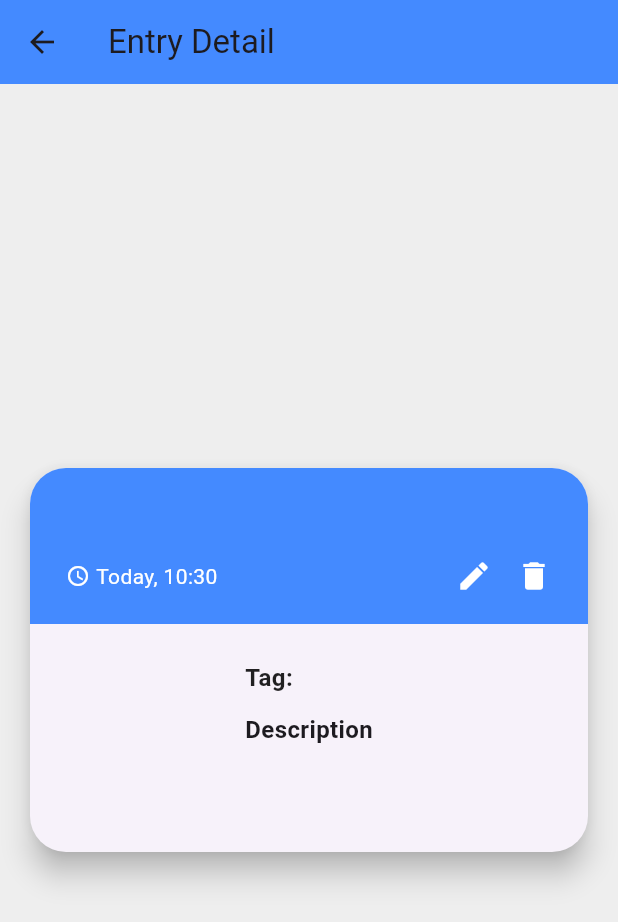
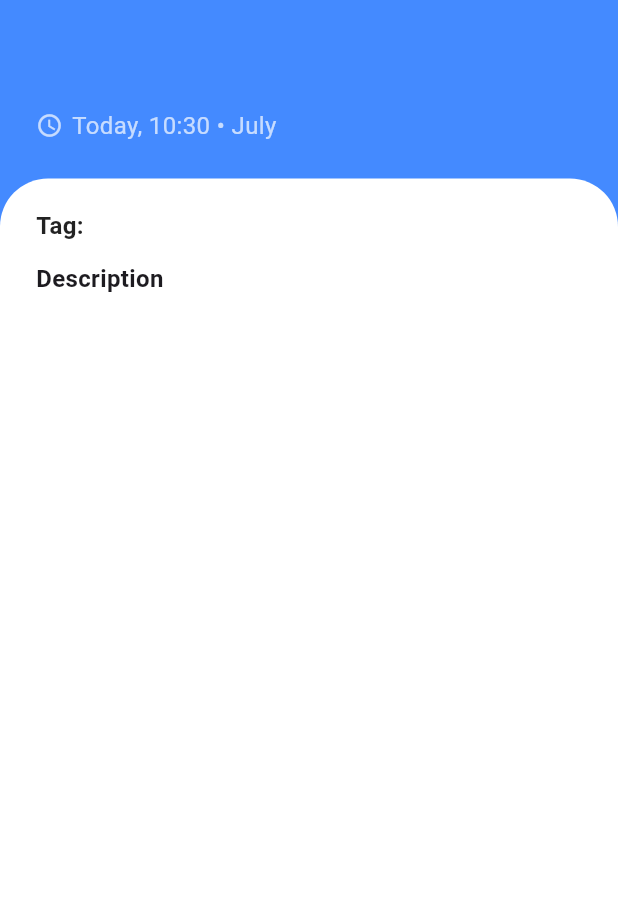
Before and after one commit to KALU56/flutter_practice, a Flutter app: the DetailEntryScreen screen opened directly with empty values, on a phone screen of 412 x 824 dp. Shown: the top 922 px of the screen. Run offline on Flutter 3.47's test engine with Material 3 defaults, Android fonts, the phone set to English and light mode, and no system bars.

Commit message:
Changed detail entry screen header to blue with curved content container

```diff
--- a/journal/lib/screens/detail_entry_screen.dart
+++ b/journal/lib/screens/detail_entry_screen.dart
@@ -15,120 +15,72 @@ class DetailEntryScreen extends StatelessWidget {
   });
 
   String _formatTime(DateTime timestamp) {
-    return 'Today, ${timestamp.hour.toString().padLeft(2, '0')}:${timestamp.minute.toString().padLeft(2, '0')}';
+    // Format as "Today, HH:mm" and month as full name
+    final month = _monthName(timestamp.month);
+    return 'Today, ${timestamp.hour.toString().padLeft(2, '0')}:${timestamp.minute.toString().padLeft(2, '0')} • $month';
+  }
+
+  String _monthName(int monthNumber) {
+    const months = [
+      'January', 'February', 'March', 'April', 'May', 'June',
+      'July', 'August', 'September', 'October', 'November', 'December'
+    ];
+    return months[monthNumber - 1];
   }
 
   @override
   Widget build(BuildContext context) {
     return Scaffold(
-      backgroundColor: Colors.grey[200], // light background behind tile
-      appBar: AppBar(
-        backgroundColor: Colors.blueAccent, // changed red to blue here too
-        title: Text('Entry Detail'),
-        leading: IconButton(
-          icon: const Icon(Icons.arrow_back),
-          onPressed: () => Navigator.pop(context),
-        ),
-      ),
-      body: Center(
+      backgroundColor: Colors.blueAccent,  // blue background for header area
+      body: Column(
+        crossAxisAlignment: CrossAxisAlignment.start,
+        children: [
+          // HEADER with blue background, title, time, month
+          SafeArea(
             child: Padding(
-          padding: const EdgeInsets.all(16),
-          child: Card(
-            shape: RoundedRectangleBorder(
-              borderRadius: BorderRadius.circular(24),
-            ),
-            elevation: 8,
-            child: Column(
-              mainAxisSize: MainAxisSize.min, // shrink to content height
-              children: [
-                // Blue header inside tile
-                Container(
-                  width: double.infinity,
-                  decoration: BoxDecoration(
-                    color: Colors.blueAccent,
-                    borderRadius: const BorderRadius.vertical(top: Radius.circular(24)),
-                  ),
-                  padding: const EdgeInsets.symmetric(vertical: 20, horizontal: 24),
+              padding: const EdgeInsets.fromLTRB(24, 24, 24, 24),
               child: Column(
                 crossAxisAlignment: CrossAxisAlignment.start,
                 children: [
-                      // Title + Time
                   Text(
                     entry.title,
                     style: const TextStyle(
-                          fontSize: 24,
+                      fontSize: 28,
                       fontWeight: FontWeight.bold,
                       color: Colors.white,
                     ),
                   ),
-                      const SizedBox(height: 6),
+                  const SizedBox(height: 8),
                   Row(
                     children: [
-                          const Icon(Icons.access_time, size: 16, color: Colors.white),
-                          const SizedBox(width: 4),
+                      const Icon(Icons.access_time, size: 18, color: Colors.white70),
+                      const SizedBox(width: 6),
                       Text(
                         _formatTime(entry.timestamp),
-                            style: const TextStyle(fontSize: 14, color: Colors.white),
-                          ),
-                          const Spacer(),
-                          // Edit and Delete icons inside header
-                          GestureDetector(
-                            child: const Icon(Icons.edit, color: Colors.white),
-                            onTap: () async {
-                              final updated = await Navigator.push<JournalEntry>(
-                                context,
-                                MaterialPageRoute(
-                                  builder: (_) => AddEntryScreen(existingEntry: entry),
-                                ),
-                              );
-                              if (updated != null) {
-                                onUpdate(updated);
-                                Navigator.pop(context);
-                              }
-                            },
-                          ),
-                          const SizedBox(width: 16),
-                          GestureDetector(
-                            child: const Icon(Icons.delete, color: Colors.white),
-                            onTap: () async {
-                              final confirmed = await showDialog<bool>(
-                                context: context,
-                                builder: (_) => AlertDialog(
-                                  title: const Text('Delete Entry'),
-                                  content: const Text('Are you sure you want to delete this entry?'),
-                                  actions: [
-                                    TextButton(
-                                      onPressed: () => Navigator.pop(context, false),
-                                      child: const Text('Cancel'),
-                                    ),
-                                    ElevatedButton(
-                                      onPressed: () => Navigator.pop(context, true),
-                                      child: const Text('Delete'),
-                                    ),
-                                  ],
-                                ),
-                              );
-
-                              if (confirmed == true) {
-                                onDelete();
-                                Navigator.pop(context);
-                              }
-                            },
+                        style: const TextStyle(fontSize: 16, color: Colors.white70),
                       ),
                     ],
                   ),
                 ],
               ),
             ),
+          ),
 
-                // Content area inside tile
-                Padding(
-                  padding: const EdgeInsets.all(24),
+          // CONTENT container below with curved top corners
+          Expanded(
+            child: Container(
+              width: double.infinity,
+              padding: const EdgeInsets.symmetric(horizontal: 24, vertical: 20),
+              decoration: const BoxDecoration(
+                color: Colors.white,
+                borderRadius: BorderRadius.only(
+                  topLeft: Radius.circular(32),
+                  topRight: Radius.circular(32),
+                ),
+              ),
               child: SingleChildScrollView(
-                    physics: const BouncingScrollPhysics(),
                 child: Column(
                   crossAxisAlignment: CrossAxisAlignment.start,
-                      mainAxisSize: MainAxisSize.min,
                   children: [
                     // Tag
                     Text(
@@ -204,10 +156,8 @@ class DetailEntryScreen extends StatelessWidget {
                 ),
               ),
             ),
+          ),
         ],
-            ),
-          ),
-        ),
       ),
     );
   }
```
Lines whose indentation alone changed are shown as unchanged.
